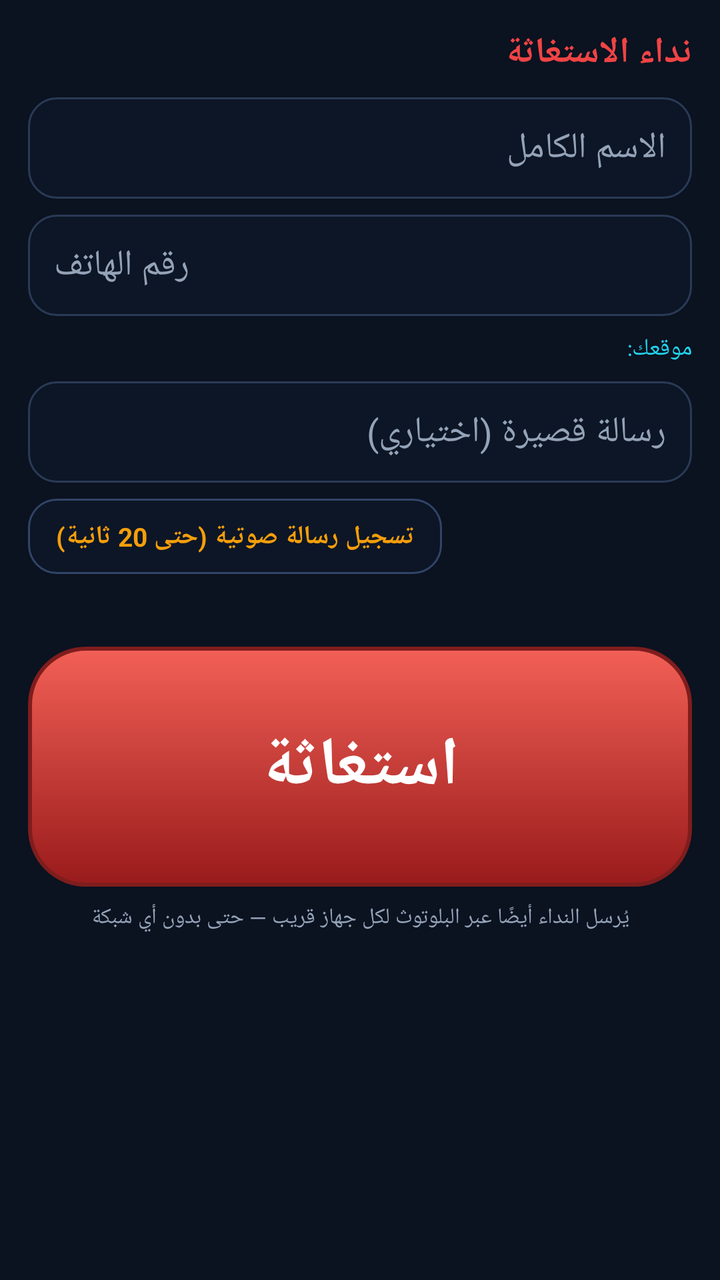
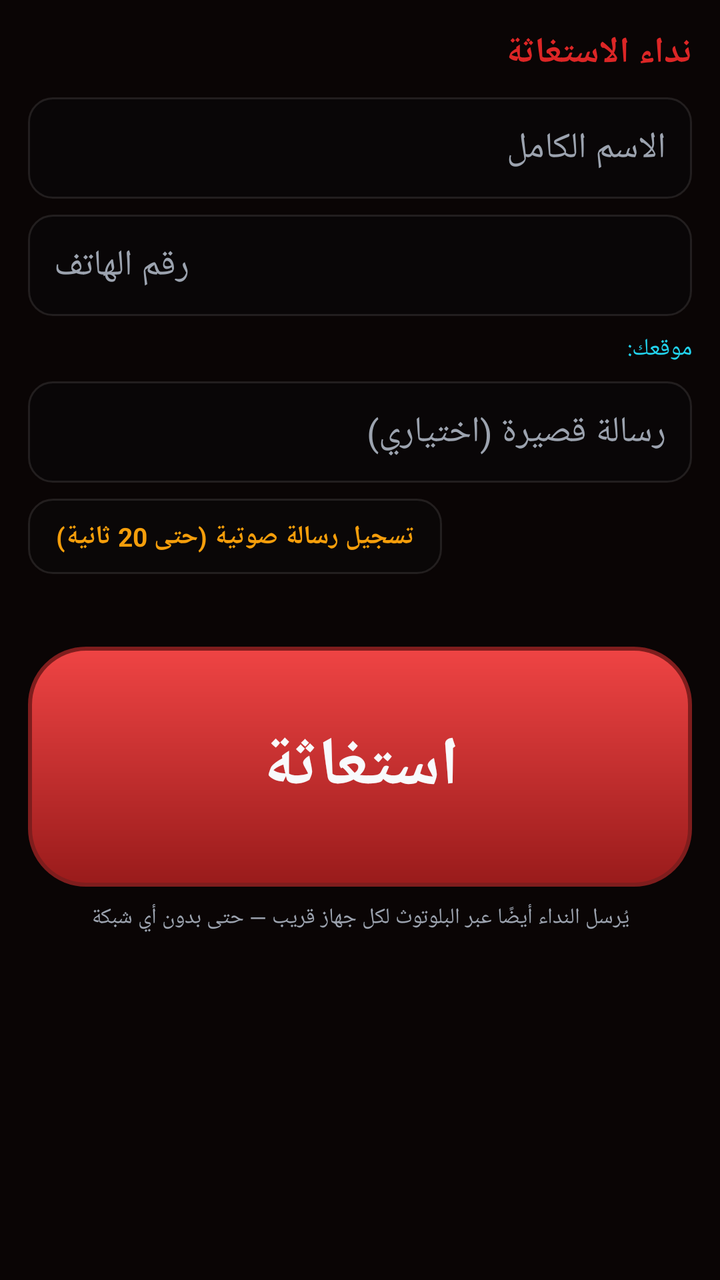

Before-and-after screenshots of an Android layout around one commit, followed by the original layout XML and the change that was made.
<!-- AndroidManifest.xml: application theme AppTheme -->
<!-- res/layout/fragment_sos.xml -->
<?xml version="1.0" encoding="utf-8"?>
<FrameLayout xmlns:android="http://schemas.android.com/apk/res/android"
    android:layout_width="match_parent"
    android:layout_height="match_parent"
    android:background="@color/bg">

    <ScrollView
        android:layout_width="match_parent"
        android:layout_height="match_parent"
        android:fillViewport="true"
        android:scrollbars="none">

        <LinearLayout
            android:layout_width="match_parent"
            android:layout_height="wrap_content"
            android:orientation="vertical"
            android:padding="14dp">

            <TextView
                android:layout_width="match_parent"
                android:layout_height="wrap_content"
                android:text="@string/sos_title"
                android:textColor="@color/accent_red"
                android:textSize="18sp"
                android:textStyle="bold" />

            <EditText
                android:id="@+id/sos_name"
                android:layout_width="match_parent"
                android:layout_height="wrap_content"
                android:layout_marginTop="10dp"
                android:background="@drawable/bg_input"
                android:hint="@string/sos_name_hint"
                android:inputType="textPersonName"
                android:maxLines="1"
                android:padding="13dp"
                android:textColor="@color/text_primary"
                android:textColorHint="@color/text_muted" />

            <EditText
                android:id="@+id/sos_phone"
                android:layout_width="match_parent"
                android:layout_height="wrap_content"
                android:layout_marginTop="8dp"
                android:background="@drawable/bg_input"
                android:hint="@string/sos_phone_hint"
                android:inputType="phone"
                android:maxLines="1"
                android:padding="13dp"
                android:textColor="@color/text_primary"
                android:textColorHint="@color/text_muted" />

            <TextView
                android:id="@+id/sos_location"
                android:layout_width="match_parent"
                android:layout_height="wrap_content"
                android:layout_marginTop="8dp"
                android:text="@string/sos_location_label"
                android:textColor="@color/accent_cyan"
                android:textSize="12sp" />

            <EditText
                android:id="@+id/sos_message"
                android:layout_width="match_parent"
                android:layout_height="wrap_content"
                android:layout_marginTop="8dp"
                android:background="@drawable/bg_input"
                android:hint="@string/sos_message_hint"
                android:inputType="text"
                android:maxLines="2"
                android:padding="13dp"
                android:textColor="@color/text_primary"
                android:textColorHint="@color/text_muted" />

            <LinearLayout
                android:layout_width="match_parent"
                android:layout_height="wrap_content"
                android:layout_marginTop="8dp"
                android:gravity="center_vertical"
                android:orientation="horizontal">

                <TextView
                    android:id="@+id/sos_record"
                    android:layout_width="wrap_content"
                    android:layout_height="wrap_content"
                    android:background="@drawable/bg_button_ghost"
                    android:paddingStart="14dp"
                    android:paddingEnd="14dp"
                    android:paddingTop="10dp"
                    android:paddingBottom="10dp"
                    android:text="@string/sos_record"
                    android:textColor="@color/accent_amber"
                    android:textSize="13sp"
                    android:textStyle="bold" />
            </LinearLayout>

            <TextView
                android:id="@+id/sos_record_state"
                android:layout_width="match_parent"
                android:layout_height="wrap_content"
                android:layout_marginTop="4dp"
                android:textColor="@color/text_muted"
                android:textSize="12sp" />

            
            <TextView
                android:id="@+id/sos_button"
                android:layout_width="match_parent"
                android:layout_height="120dp"
                android:layout_marginTop="16dp"
                android:background="@drawable/bg_sos_button"
                android:gravity="center"
                android:text="@string/sos_button_label"
                android:textColor="#FFFFFFFF"
                android:textSize="34sp"
                android:textStyle="bold" />

            <TextView
                android:layout_width="match_parent"
                android:layout_height="wrap_content"
                android:layout_marginTop="8dp"
                android:gravity="center"
                android:text="@string/sos_mesh_note"
                android:textColor="@color/text_muted"
                android:textSize="11sp" />

            <TextView
                android:id="@+id/sos_sending"
                android:layout_width="match_parent"
                android:layout_height="wrap_content"
                android:layout_marginTop="8dp"
                android:gravity="center"
                android:text="…"
                android:textColor="@color/accent_amber"
                android:textSize="13sp"
                android:visibility="gone" />

            <TextView
                android:id="@+id/sos_result"
                android:layout_width="match_parent"
                android:layout_height="wrap_content"
                android:layout_marginTop="8dp"
                android:background="@drawable/bg_card"
                android:padding="12dp"
                android:textColor="@color/text_primary"
                android:textSize="13sp"
                android:visibility="gone" />
        </LinearLayout>
    </ScrollView>

    
    <LinearLayout
        android:id="@+id/sos_countdown_overlay"
        android:layout_width="match_parent"
        android:layout_height="match_parent"
        android:background="#E60B1220"
        android:gravity="center"
        android:orientation="vertical"
        android:visibility="gone">

        <TextView
            android:layout_width="wrap_content"
            android:layout_height="wrap_content"
            android:text="@string/sos_countdown_hint"
            android:textColor="@color/text_muted"
            android:textSize="15sp" />

        <TextView
            android:id="@+id/sos_countdown_text"
            android:layout_width="wrap_content"
            android:layout_height="wrap_content"
            android:layout_marginTop="8dp"
            android:text="3"
            android:textColor="@color/accent_red"
            android:textSize="90sp"
            android:textStyle="bold" />

        <TextView
            android:id="@+id/sos_cancel"
            android:layout_width="wrap_content"
            android:layout_height="wrap_content"
            android:layout_marginTop="18dp"
            android:background="@drawable/bg_button_ghost"
            android:paddingStart="28dp"
            android:paddingEnd="28dp"
            android:paddingTop="12dp"
            android:paddingBottom="12dp"
            android:text="@string/cancel"
            android:textColor="@color/text_primary"
            android:textSize="16sp"
            android:textStyle="bold" />
    </LinearLayout>
</FrameLayout>
<!-- resources referenced by this layout -->
<resources>
  <color name="accent_amber">#F59E0B</color>
  <color name="accent_cyan">#22D3EE</color>
  <color name="accent_red">#EF4444</color>
  <color name="bg">#0B1220</color>
  <color name="text_muted">#94A3B8</color>
  <color name="text_primary">#E2E8F0</color>
  <!-- drawable bg_button_ghost (drawable) -->
  <?xml version="1.0" encoding="utf-8"?>
  <shape xmlns:android="http://schemas.android.com/apk/res/android" android:shape="rectangle">
      <solid android:color="#FF0D1626" />
      <corners android:radius="14dp" />
      <stroke android:width="1dp" android:color="#FF314468" />
  </shape>
  <!-- drawable bg_card (drawable) -->
  <?xml version="1.0" encoding="utf-8"?>
  <shape xmlns:android="http://schemas.android.com/apk/res/android" android:shape="rectangle">
      <gradient android:startColor="#FF182640" android:endColor="#FF111B2E" android:angle="270" />
      <corners android:radius="18dp" />
      <stroke android:width="1dp" android:color="#FF24334F" />
  </shape>
  <!-- drawable bg_input (drawable) -->
  <?xml version="1.0" encoding="utf-8"?>
  <shape xmlns:android="http://schemas.android.com/apk/res/android" android:shape="rectangle">
      <solid android:color="#FF0D1626" />
      <corners android:radius="14dp" />
      <stroke android:width="1dp" android:color="#FF2A3A57" />
  </shape>
  <!-- drawable bg_sos_button (drawable) -->
  <?xml version="1.0" encoding="utf-8"?>
  <shape xmlns:android="http://schemas.android.com/apk/res/android" android:shape="rectangle">
      <gradient android:startColor="#FFF26056" android:endColor="#FF991B1B" android:angle="270" />
      <corners android:radius="28dp" />
      <stroke android:width="2dp" android:color="#FF7F1D1D" />
  </shape>
  <string name="cancel">إلغاء</string>
  <string name="sos_button_label">استغاثة</string>
  <string name="sos_countdown_hint">سيُرسل النداء خلال… (إلغاء)</string>
  <string name="sos_location_label">موقعك:</string>
  <string name="sos_mesh_note">يُرسل النداء أيضًا عبر البلوتوث لكل جهاز قريب — حتى بدون أي شبكة</string>
  <string name="sos_message_hint">رسالة قصيرة (اختياري)</string>
  <string name="sos_name_hint">الاسم الكامل</string>
  <string name="sos_phone_hint">رقم الهاتف</string>
  <string name="sos_record">تسجيل رسالة صوتية (حتى 20 ثانية)</string>
  <string name="sos_title">نداء الاستغاثة</string>
  <style name="AppTheme" parent="Theme.Material3.Dark.NoActionBar">
          <item name="colorPrimary">@color/accent_red</item>
          <item name="android:statusBarColor">@color/bg</item>
          <item name="android:navigationBarColor">@color/bg</item>
          <item name="android:windowBackground">@color/bg</item>
          <item name="android:windowLightStatusBar">false</item>
      </style>
</resources>

<!-- the commit's change to res/layout/fragment_sos.xml (unified diff, before → after) -->
@@ -111,7 +111,7 @@
                 android:background="@drawable/bg_sos_button"
                 android:gravity="center"
                 android:text="@string/sos_button_label"
-                android:textColor="#FFFFFFFF"
+                android:textColor="@color/text_primary"
                 android:textSize="34sp"
                 android:textStyle="bold" />
 
@@ -153,7 +153,7 @@
         android:id="@+id/sos_countdown_overlay"
         android:layout_width="match_parent"
         android:layout_height="match_parent"
-        android:background="#E60B1220"
+        android:background="@color/glass_fill"
         android:gravity="center"
         android:orientation="vertical"
         android:visibility="gone">
<!-- resource entries referenced after the edit -->
@@ -2,35 +2,36 @@
 <resources>
   <color name="accent_amber">#F59E0B</color>
   <color name="accent_cyan">#22D3EE</color>
-  <color name="accent_red">#EF4444</color>
-  <color name="bg">#0B1220</color>
-  <color name="text_muted">#94A3B8</color>
-  <color name="text_primary">#E2E8F0</color>
+  <color name="accent_red">#DC2626</color>
+  <color name="bg">#0A0505</color>
+  <color name="glass_fill">#990A0505</color>
+  <color name="text_muted">#9CA3AF</color>
+  <color name="text_primary">#F8FAFC</color>
   <!-- drawable bg_button_ghost (drawable) -->
   <?xml version="1.0" encoding="utf-8"?>
   <shape xmlns:android="http://schemas.android.com/apk/res/android" android:shape="rectangle">
-      <solid android:color="#FF0D1626" />
-      <corners android:radius="14dp" />
-      <stroke android:width="1dp" android:color="#FF314468" />
+      <solid android:color="#660A0A0A" />
+      <corners android:radius="12dp" />
+      <stroke android:width="1dp" android:color="@color/border_glass" />
   </shape>
   <!-- drawable bg_card (drawable) -->
   <?xml version="1.0" encoding="utf-8"?>
   <shape xmlns:android="http://schemas.android.com/apk/res/android" android:shape="rectangle">
-      <gradient android:startColor="#FF182640" android:endColor="#FF111B2E" android:angle="270" />
-      <corners android:radius="18dp" />
-      <stroke android:width="1dp" android:color="#FF24334F" />
+      <gradient android:startColor="@color/glass_card_top" android:endColor="@color/glass_card_bottom" android:angle="270" />
+      <corners android:radius="16dp" />
+      <stroke android:width="1dp" android:color="@color/border_glass" />
   </shape>
   <!-- drawable bg_input (drawable) -->
   <?xml version="1.0" encoding="utf-8"?>
   <shape xmlns:android="http://schemas.android.com/apk/res/android" android:shape="rectangle">
-      <solid android:color="#FF0D1626" />
-      <corners android:radius="14dp" />
-      <stroke android:width="1dp" android:color="#FF2A3A57" />
+      <solid android:color="#6609090B" />
+      <corners android:radius="12dp" />
+      <stroke android:width="1dp" android:color="@color/border_glass" />
   </shape>
   <!-- drawable bg_sos_button (drawable) -->
   <?xml version="1.0" encoding="utf-8"?>
   <shape xmlns:android="http://schemas.android.com/apk/res/android" android:shape="rectangle">
-      <gradient android:startColor="#FFF26056" android:endColor="#FF991B1B" android:angle="270" />
+      <gradient android:startColor="#FFEF4444" android:endColor="#FF991B1B" android:angle="270" />
       <corners android:radius="28dp" />
       <stroke android:width="2dp" android:color="#FF7F1D1D" />
   </shape>
@@ -46,10 +47,23 @@
   <string name="sos_title">نداء الاستغاثة</string>
   <style name="AppTheme" parent="Theme.Material3.Dark.NoActionBar">
           <item name="colorPrimary">@color/accent_red</item>
+          <item name="colorOnPrimary">@color/text_primary</item>
+          <item name="colorSecondary">@color/accent_red_bright</item>
+          <item name="colorSurface">@color/surface</item>
+          <item name="colorOnSurface">@color/text_primary</item>
+          <item name="colorSurfaceContainer">@color/surface_alt</item>
+          <item name="colorOutline">@color/border_glass</item>
+          <item name="android:colorBackground">@color/bg</item>
           <item name="android:statusBarColor">@color/bg</item>
           <item name="android:navigationBarColor">@color/bg</item>
           <item name="android:windowBackground">@color/bg</item>
           <item name="android:windowLightStatusBar">false</item>
       </style>
+  <color name="border_glass">#1AFFFFFF</color>
+  <color name="glass_card_top">#D918181B</color>
+  <color name="glass_card_bottom">#B30F0D0F</color>
+  <color name="accent_red_bright">#EF4444</color>
+  <color name="surface">#18181B</color>
+  <color name="surface_alt">#0F0D0F</color>
 </resources>
 
